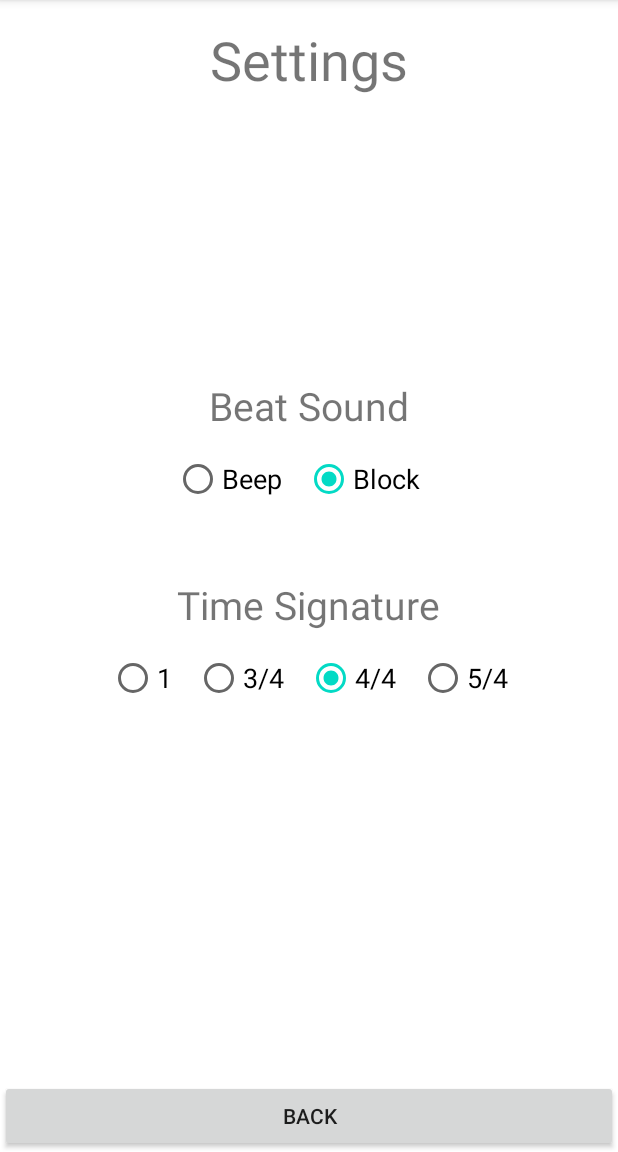
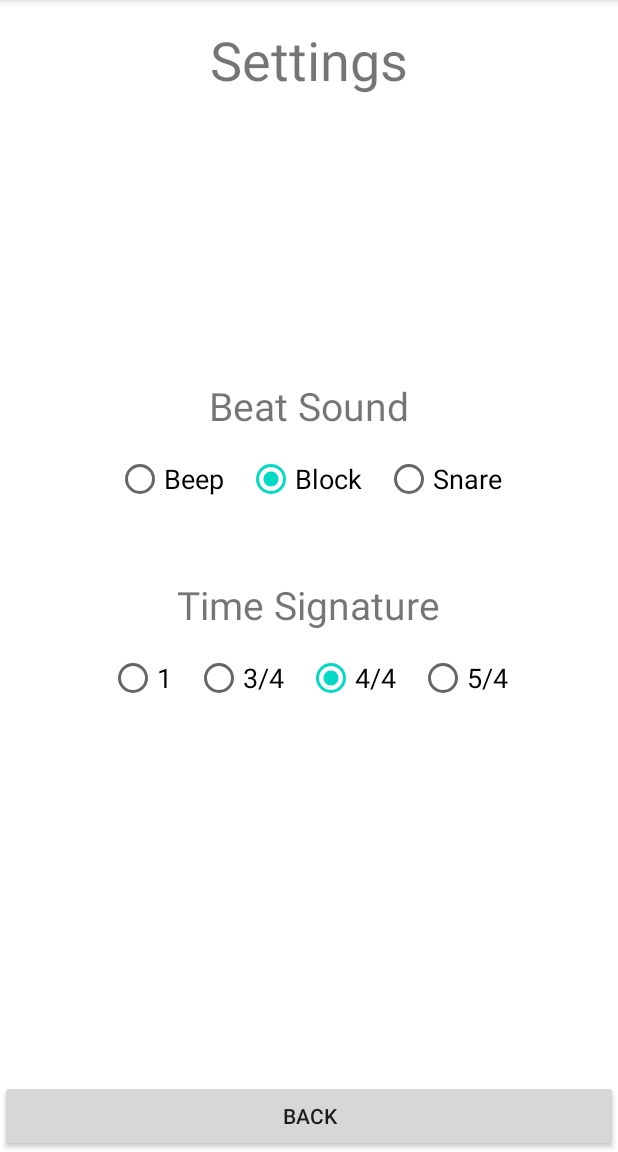
Before and after one commit to Sciotenebris/Metronome, an Android app: the screen it shows after launch (MainActivity), after a tap on "Settings", on a phone screen of 412 x 824 dp, the part 84-1236 px from its top. Run offline under Robolectric (Android 15) with nearby library versions, the phone set to English and light mode, and no system bars.

Commit message:
I think I have solved the sound skipping problem - I think it was due to the sound clips being slightly longer than the maximum BPM speed so it clipped slightly. Am going to test this to make sure.

```diff
--- a/app/src/main/java/com/rc/metronome/MainActivity.java
+++ b/app/src/main/java/com/rc/metronome/MainActivity.java
@@ -34,11 +34,11 @@ public class MainActivity extends AppCompatActivity {
     private int[] beepSound;
     private int[] setSound;
     private int[] blockSound;
-   // private int[] snareSound;
+    private int[] snareSound;
 
     private int counter;
     private int time_signature = 4;
-    private int MAX_TEMPO = 250, MIN_TEMPO = 30;
+    private int MAX_TEMPO = 220, MIN_TEMPO = 30;
 
     private boolean running, loadComplete;
     //endregion
@@ -63,7 +63,7 @@ public class MainActivity extends AppCompatActivity {
                     .setAudioAttributes(audioAttributes)
                     .build();
         } else {
-            soundPool = new SoundPool(1, AudioManager.STREAM_MUSIC, 0);
+            soundPool = new SoundPool(1, AudioManager.STREAM_NOTIFICATION, 0);
         }
 
         beepSound = new int[2]; // I created with free synth software
@@ -74,9 +74,9 @@ public class MainActivity extends AppCompatActivity {
         blockSound[0] = soundPool.load(this, R.raw.block_acc, 1);
         blockSound[1] = soundPool.load(this, R.raw.block_2, 1);
 
-    //    snareSound = new int[2]; // Royalty free from bigsoundbank.com
-    //    snareSound[0] = soundPool.load(this, R.raw.snare_acc, 1);
-    //    snareSound[1] = soundPool.load(this, R.raw.snare1, 1);
+        snareSound = new int[2]; // Royalty free from bigsoundbank.com
+        snareSound[0] = soundPool.load(this, R.raw.snare_acc, 1);
+        snareSound[1] = soundPool.load(this, R.raw.snare1, 1);
 
         setSound = new int[2];
         setSound = blockSound;
@@ -219,11 +219,11 @@ public class MainActivity extends AppCompatActivity {
                     setSound = blockSound;
                 }
                 break;
-      //      case R.id.rb_snare:
-      //          if (checked) {
-      //              setSound = snareSound;
-      //          }
-      //          break;
+            case R.id.rb_snare:
+                if (checked) {
+                    setSound = snareSound;
+                }
+                break;
         }
     }
 
@@ -354,6 +354,7 @@ public class MainActivity extends AppCompatActivity {
                         case 5:
                             if (counter == 1) {
                                 soundPool.play(setSound[0], 1, 1, 0, 0, 1);
+System.out.println(bpMillis);
                             } else if (counter == 2 || counter == 3 || counter == 4) {
                                 soundPool.play(setSound[1], 1, 1, 0, 0, 1);
                             } else if (counter == 5) {
--- a/app/src/main/res/layout/activity_main.xml
+++ b/app/src/main/res/layout/activity_main.xml
@@ -118,7 +118,7 @@
         app:layout_constraintEnd_toEndOf="parent"
         app:layout_constraintStart_toStartOf="parent"
         app:layout_constraintTop_toTopOf="parent"
-        tools:visibility="visible">
+        tools:visibility="invisible">
 
         <TextView
             android:id="@+id/Settings"
@@ -185,14 +185,14 @@
                     android:layout_height="0dp"
                     android:layout_weight="1" />
 
-              <!--  <RadioButton
+                <RadioButton
                     android:id="@+id/rb_snare"
                     android:layout_width="wrap_content"
                     android:layout_height="wrap_content"
                     android:layout_weight="1"
+                    android:onClick="SoundRadioButtonClick"
                     android:text="@string/snare"
-                    android:onClick="SoundRadioButtonClick"
-                    android:textSize="18sp"/>-->
+                    android:textSize="18sp" />
 
             </RadioGroup>
 
```
Also changed, not shown: 7 other files.
